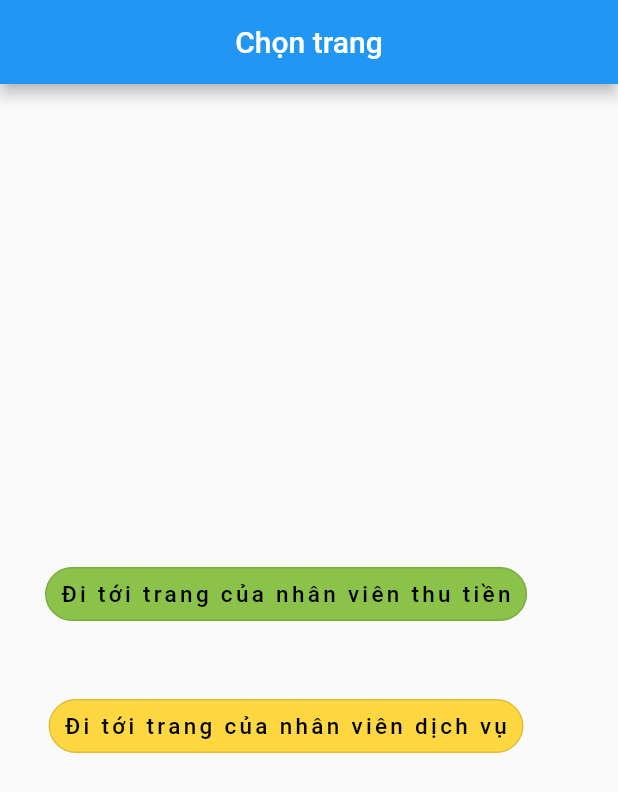
After one commit to MinhLuu2608/MobileApp_LVTN, a Flutter app: the NavigateScreen screen opened directly, on a phone screen of 412 x 824 dp. The commit adds this screen. Shown: the top 792 px of the screen. Run offline on Flutter 3.47's test engine with Material 2 defaults, Android fonts, the phone set to English and light mode, and no system bars; our stand-ins replace hive, hive_flutter, pdf, printing; missing offline and left inert: flutter_stripe; accounts and stored records are empty.

Commit message:
cap nhat

```diff
--- /dev/null
+++ b/lib/screens/navigate_screen.dart
@@ -0,0 +1,48 @@
+import 'package:flutter/material.dart';
+
+class NavigateScreen extends StatelessWidget{
+  const NavigateScreen({Key? key}) : super(key: key);
+
+  @override
+  Widget build(BuildContext context) {
+    // TODO: implement build
+    return Scaffold(
+      appBar: AppBar(
+        title: const Center(child: Text("Chọn trang")),
+      ),
+      body: Column(
+        mainAxisAlignment: MainAxisAlignment.center,
+        crossAxisAlignment: CrossAxisAlignment.center,
+        children: [
+          Padding(
+            padding: const EdgeInsets.symmetric(vertical: 20, horizontal: 30),
+            child: OutlinedButton(
+              style: OutlinedButton.styleFrom(
+                  padding: const EdgeInsets.symmetric(horizontal: 10),
+                  shape: RoundedRectangleBorder(borderRadius: BorderRadius.circular(20)),
+                  backgroundColor: Colors.lightGreen),
+              onPressed: () async {
+                Navigator.pushReplacementNamed(context, 'employee_thutien/home');
+              },
+              child: const Text("Đi tới trang của nhân viên thu tiền", style: TextStyle( fontSize: 15, letterSpacing: 2.2, color: Colors.black)),
+            ),
+          ),
+          Padding(
+            padding: const EdgeInsets.symmetric(vertical: 20),
+            child: OutlinedButton(
+              style: OutlinedButton.styleFrom(
+                  padding: const EdgeInsets.symmetric(horizontal: 10),
+                  shape: RoundedRectangleBorder(borderRadius: BorderRadius.circular(20)),
+                  backgroundColor: Colors.amberAccent),
+              onPressed: () async{
+                Navigator.pushReplacementNamed(context, 'employee_dichvu/home');
+              },
+              child: const Text("Đi tới trang của nhân viên dịch vụ", style: TextStyle( fontSize: 15, letterSpacing: 2.2, color: Colors.black)),
+            ),
+          ),
+        ],
+      ),
+    );
+  }
+
+}
```
Also changed, not shown: lib/screens/login_screen.dart (+30 -4 lines).
